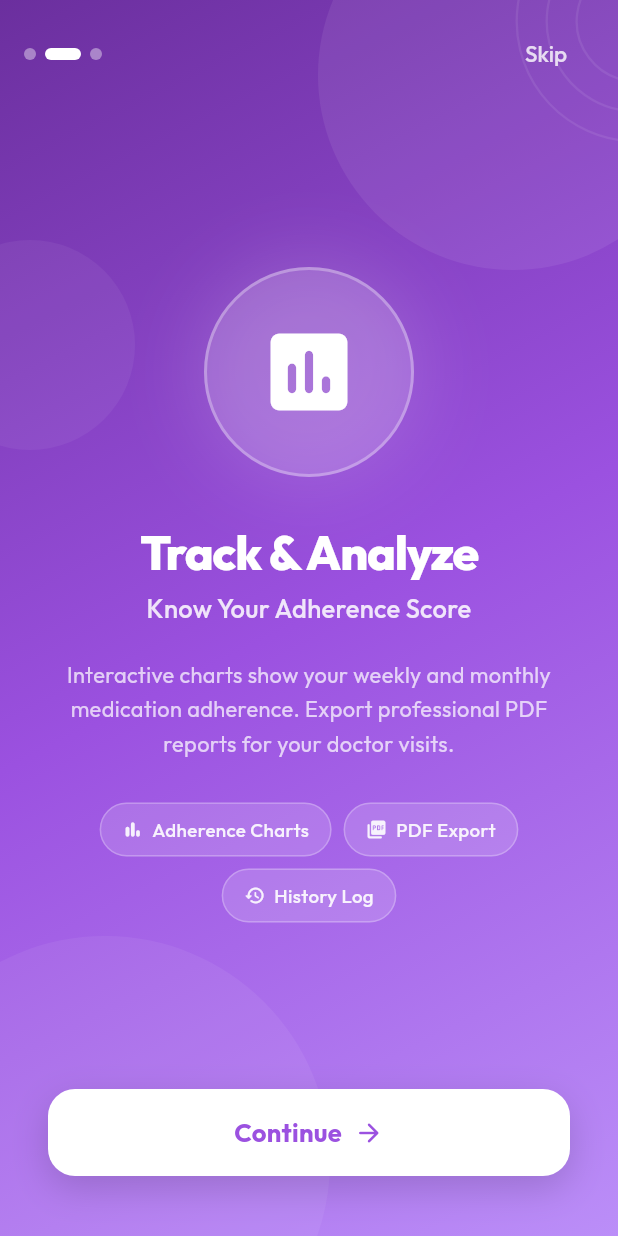
After one commit to Ashutosh-Maheshwari1/medicine-reminder-app, a Flutter app: the screen it shows once a user with an empty profile is signed in, swiped to page 2, on a phone screen of 412 x 824 dp. The commit adds this screen. Run offline on Flutter 3.47's test engine with Material 3 defaults, Android fonts, the phone set to English and light mode, and no system bars; drawn by our look-alikes of flutter_animate; our stand-ins replace audioplayers, cloud_firestore, firebase_auth, firebase_core, fl_chart, flutter_local_notifications and 11 more; accounts and stored records are empty; generated files the repository leaves out were written again.

Commit message:
feat: add 3-page animated onboarding screen for first-time users
- Add OnboardingScreen with 3 pages: Welcome, Track & Analyze, Health Tips
- Each page has floating illustration, gradient background, feature pills
- Page 1 uses interactive AppLogoWidget, pages 2/3 use icon illustrations
- Smooth page transitions with flutter_animate entry animations
- Floating animation on illustrations for premium feel
- Rotating arc background decoration
- SharedPreferences persistence: shown only once, never again after completion
- CTA button changes to 'Get Started' on last page with rocket icon
- Skip button on all but last page
- Add /onboarding route to app_router.dart with onFinished callback
- Update splash screen: first-time users → onboarding, returning → login
- Fully integrated with existing GoRouter navigation flow

```diff
--- a/lib/routes/app_router.dart
+++ b/lib/routes/app_router.dart
@@ -3,6 +3,7 @@ import 'package:go_router/go_router.dart';
 import 'package:flutter_riverpod/flutter_riverpod.dart';
 import '../providers/auth_provider.dart';
 import '../screens/splash/splash_screen.dart';
+import '../screens/onboarding/onboarding_screen.dart';
 import '../screens/auth/login_screen.dart';
 import '../screens/auth/signup_screen.dart';
 import '../screens/auth/forgot_password_screen.dart';
@@ -18,6 +19,7 @@ import '../models/medicine_model.dart';
 /// Route name constants
 class Routes {
   static const splash = '/';
+  static const onboarding = '/onboarding';
   static const login = '/login';
   static const signup = '/signup';
   static const forgotPassword = '/forgot-password';
@@ -60,6 +62,15 @@ final routerProvider = Provider<GoRouter>((ref) {
         pageBuilder: (context, state) => _fadeTransitionPage(
           key: state.pageKey,
           child: const SplashScreen(),
+        ),
+      ),
+      GoRoute(
+        path: Routes.onboarding,
+        pageBuilder: (context, state) => _fadeTransitionPage(
+          key: state.pageKey,
+          child: OnboardingScreen(
+            onFinished: () => context.go(Routes.login),
+          ),
         ),
       ),
       GoRoute(
--- /dev/null
+++ b/lib/screens/onboarding/onboarding_screen.dart
@@ -0,0 +1,529 @@
+import 'dart:math' as math;
+import 'package:flutter/material.dart';
+import 'package:flutter_animate/flutter_animate.dart';
+import 'package:google_fonts/google_fonts.dart';
+import 'package:shared_preferences/shared_preferences.dart';
+import '../../core/constants/app_colors.dart';
+import '../../widgets/app_logo_widget.dart';
+
+/// Onboarding data model for each page
+class _OnboardPage {
+  final String title;
+  final String subtitle;
+  final String description;
+  final IconData icon;
+  final List<Color> gradientColors;
+  final List<_FeaturePill> pills;
+
+  const _OnboardPage({
+    required this.title,
+    required this.subtitle,
+    required this.description,
+    required this.icon,
+    required this.gradientColors,
+    required this.pills,
+  });
+}
+
+class _FeaturePill {
+  final String label;
+  final IconData icon;
+  const _FeaturePill(this.label, this.icon);
+}
+
+/// First-time onboarding screen with 3 animated pages
+/// Shown only once, then stores a flag in SharedPreferences.
+class OnboardingScreen extends StatefulWidget {
+  final VoidCallback onFinished;
+
+  const OnboardingScreen({super.key, required this.onFinished});
+
+  @override
+  State<OnboardingScreen> createState() => _OnboardingScreenState();
+}
+
+class _OnboardingScreenState extends State<OnboardingScreen>
+    with TickerProviderStateMixin {
+  final PageController _pageController = PageController();
+  int _currentPage = 0;
+
+  late AnimationController _bgAnimController;
+  late AnimationController _floatController;
+  late Animation<double> _floatAnim;
+
+  static const _pages = [
+    _OnboardPage(
+      title: 'MediTrack AI',
+      subtitle: 'Never Miss a Dose Again',
+      description:
+          'Your intelligent medicine companion. Set smart reminders, track your doses, '
+          'and stay on top of your health — all in one beautiful app.',
+      icon: Icons.medication_rounded,
+      gradientColors: [Color(0xFF1A5BB8), Color(0xFF2F80ED), Color(0xFF56CCF2)],
+      pills: [
+        _FeaturePill('Smart Reminders', Icons.alarm_rounded),
+        _FeaturePill('Cloud Sync', Icons.cloud_sync_rounded),
+        _FeaturePill('AI Powered', Icons.psychology_rounded),
+      ],
+    ),
+    _OnboardPage(
+      title: 'Track & Analyze',
+      subtitle: 'Know Your Adherence Score',
+      description:
+          'Interactive charts show your weekly and monthly medication adherence. '
+          'Export professional PDF reports for your doctor visits.',
+      icon: Icons.insert_chart_rounded,
+      gradientColors: [Color(0xFF6B2F9E), Color(0xFF9B51E0), Color(0xFFBB8EF8)],
+      pills: [
+        _FeaturePill('Adherence Charts', Icons.bar_chart_rounded),
+        _FeaturePill('PDF Export', Icons.picture_as_pdf_rounded),
+        _FeaturePill('History Log', Icons.history_rounded),
+      ],
+    ),
+    _OnboardPage(
+      title: 'Health Tips',
+      subtitle: 'AI-Driven Wellness Insights',
+      description:
+          'Get personalized health tips, medicine info, and wellness advice — '
+          'powered by AI to help you live better every day.',
+      icon: Icons.health_and_safety_rounded,
+      gradientColors: [Color(0xFF0E7A4E), Color(0xFF27AE60), Color(0xFF6FCF97)],
+      pills: [
+        _FeaturePill('Personalized Tips', Icons.tips_and_updates_rounded),
+        _FeaturePill('Medicine Info', Icons.info_rounded),
+        _FeaturePill('Multilingual', Icons.translate_rounded),
+      ],
+    ),
+  ];
+
+  @override
+  void initState() {
+    super.initState();
+
+    _bgAnimController = AnimationController(
+      vsync: this,
+      duration: const Duration(seconds: 6),
+    )..repeat(reverse: true);
+
+    _floatController = AnimationController(
+      vsync: this,
+      duration: const Duration(milliseconds: 2200),
+    )..repeat(reverse: true);
+
+    _floatAnim = Tween<double>(begin: -10, end: 10).animate(
+      CurvedAnimation(parent: _floatController, curve: Curves.easeInOut),
+    );
+  }
+
+  @override
+  void dispose() {
+    _pageController.dispose();
+    _bgAnimController.dispose();
+    _floatController.dispose();
+    super.dispose();
+  }
+
+  Future<void> _finish() async {
+    final prefs = await SharedPreferences.getInstance();
+    await prefs.setBool('onboarding_done', true);
+    widget.onFinished();
+  }
+
+  void _nextPage() {
+    if (_currentPage < _pages.length - 1) {
+      _pageController.nextPage(
+        duration: const Duration(milliseconds: 450),
+        curve: Curves.easeOutCubic,
+      );
+    } else {
+      _finish();
+    }
+  }
+
+  void _skip() => _finish();
+
+  @override
+  Widget build(BuildContext context) {
+    final page = _pages[_currentPage];
+    final isLast = _currentPage == _pages.length - 1;
+
+    return Scaffold(
+      body: AnimatedBuilder(
+        animation: _bgAnimController,
+        builder: (context, child) {
+          return Container(
+            decoration: BoxDecoration(
+              gradient: LinearGradient(
+                begin: Alignment.topLeft,
+                end: Alignment.bottomRight,
+                colors: [
+                  page.gradientColors[0],
+                  page.gradientColors[1],
+                  page.gradientColors[2],
+                ],
+                stops: const [0.0, 0.5, 1.0],
+              ),
+            ),
+            child: child,
+          );
+        },
+        child: SafeArea(
+          child: Stack(
+            children: [
+              // ── Decorative background blobs ────────────────────────
+              _buildBackgroundBlobs(),
+
+              // ── Main content ───────────────────────────────────────
+              Column(
+                children: [
+                  // Skip button row
+                  Padding(
+                    padding: const EdgeInsets.fromLTRB(16, 12, 16, 0),
+                    child: Row(
+                      mainAxisAlignment: MainAxisAlignment.spaceBetween,
+                      children: [
+                        // Page indicator dots
+                        Row(
+                          children: List.generate(_pages.length, (i) {
+                            return AnimatedContainer(
+                              duration: const Duration(milliseconds: 300),
+                              margin: const EdgeInsets.only(right: 6),
+                              width: i == _currentPage ? 24 : 8,
+                              height: 8,
+                              decoration: BoxDecoration(
+                                color: Colors.white
+                                    .withOpacity(i == _currentPage ? 1 : 0.4),
+                                borderRadius: BorderRadius.circular(4),
+                              ),
+                            );
+                          }),
+                        ),
+                        // Skip button
+                        if (!isLast)
+                          TextButton(
+                            onPressed: _skip,
+                            child: Text(
+                              'Skip',
+                              style: GoogleFonts.outfit(
+                                color: Colors.white.withOpacity(0.8),
+                                fontSize: 15,
+                                fontWeight: FontWeight.w500,
+                              ),
+                            ),
+                          ),
+                      ],
+                    ),
+                  ),
+
+                  // ── Page view ─────────────────────────────────────
+                  Expanded(
+                    child: PageView.builder(
+                      controller: _pageController,
+                      onPageChanged: (i) => setState(() => _currentPage = i),
+                      itemCount: _pages.length,
+                      itemBuilder: (context, index) {
+                        return _buildPage(_pages[index]);
+                      },
+                    ),
+                  ),
+
+                  // ── Bottom CTA button ──────────────────────────────
+                  Padding(
+                    padding: const EdgeInsets.fromLTRB(32, 0, 32, 40),
+                    child: _buildCTAButton(isLast),
+                  ),
+                ],
+              ),
+            ],
+          ),
+        ),
+      ),
+    );
+  }
+
+  Widget _buildPage(_OnboardPage page) {
+    final isFirst = page == _pages[0];
+
+    return Padding(
+      padding: const EdgeInsets.symmetric(horizontal: 32),
+      child: Column(
+        mainAxisAlignment: MainAxisAlignment.center,
+        children: [
+          // ── Floating illustration ──────────────────────────────────
+          AnimatedBuilder(
+            animation: _floatAnim,
+            builder: (context, child) {
+              return Transform.translate(
+                offset: Offset(0, _floatAnim.value),
+                child: child,
+              );
+            },
+            child: isFirst
+                ? const AppLogoWidget(size: 110, interactive: true)
+                    .animate()
+                    .fadeIn(duration: 500.ms)
+                    .scale(begin: const Offset(0.7, 0.7))
+                : _buildIconIllustration(page)
+                    .animate()
+                    .fadeIn(duration: 500.ms)
+                    .scale(begin: const Offset(0.7, 0.7)),
+          ),
+
+          const SizedBox(height: 40),
+
+          // ── Title ─────────────────────────────────────────────────
+          Text(
+            page.title,
+            textAlign: TextAlign.center,
+            style: GoogleFonts.outfit(
+              fontSize: 32,
+              fontWeight: FontWeight.w800,
+              color: Colors.white,
+              letterSpacing: -0.8,
+              height: 1.1,
+            ),
+          )
+              .animate(key: ValueKey('title_$_currentPage'))
+              .fadeIn(delay: 150.ms, duration: 400.ms)
+              .slideY(begin: 0.3, end: 0, delay: 150.ms),
+
+          const SizedBox(height: 8),
+
+          // ── Subtitle ──────────────────────────────────────────────
+          Text(
+            page.subtitle,
+            textAlign: TextAlign.center,
+            style: GoogleFonts.outfit(
+              fontSize: 17,
+              fontWeight: FontWeight.w500,
+              color: Colors.white.withOpacity(0.85),
+              letterSpacing: 0.2,
+            ),
+          )
+              .animate(key: ValueKey('sub_$_currentPage'))
+              .fadeIn(delay: 250.ms, duration: 400.ms)
+              .slideY(begin: 0.3, end: 0, delay: 250.ms),
+
+          const SizedBox(height: 20),
+
+          // ── Description ───────────────────────────────────────────
+          Text(
+            page.description,
+            textAlign: TextAlign.center,
+            style: GoogleFonts.outfit(
+              fontSize: 14.5,
+              fontWeight: FontWeight.w400,
+              color: Colors.white.withOpacity(0.72),
+              height: 1.6,
+            ),
+          )
+              .animate(key: ValueKey('desc_$_currentPage'))
+              .fadeIn(delay: 350.ms, duration: 400.ms),
+
+          const SizedBox(height: 28),
+
+          // ── Feature pills ─────────────────────────────────────────
+          Wrap(
+            alignment: WrapAlignment.center,
+            spacing: 8,
+            runSpacing: 8,
+            children: page.pills
+                .asMap()
+                .entries
+                .map(
+                  (e) => _buildFeaturePill(e.value, e.key)
+                      .animate(key: ValueKey('pill_${_currentPage}_${e.key}'))
+                      .fadeIn(delay: Duration(milliseconds: 450 + e.key * 80))
+                      .slideX(
+                        begin: 0.3,
+                        end: 0,
+                        delay: Duration(milliseconds: 450 + e.key * 80),
+                      ),
+                )
+                .toList(),
+          ),
+        ],
+      ),
+    );
+  }
+
+  Widget _buildIconIllustration(_OnboardPage page) {
+    return Container(
+      width: 140,
+      height: 140,
+      decoration: BoxDecoration(
+        shape: BoxShape.circle,
+        color: Colors.white.withOpacity(0.15),
+        border: Border.all(color: Colors.white.withOpacity(0.3), width: 2),
+        boxShadow: [
+          BoxShadow(
+            color: Colors.white.withOpacity(0.12),
+            blurRadius: 40,
+            spreadRadius: 8,
+          ),
+        ],
+      ),
+      child: Icon(
+        page.icon,
+        size: 68,
+        color: Colors.white,
+      ),
+    );
+  }
+
+  Widget _buildFeaturePill(_FeaturePill pill, int index) {
+    return Container(
+      padding: const EdgeInsets.symmetric(horizontal: 14, vertical: 8),
+      decoration: BoxDecoration(
+        color: Colors.white.withOpacity(0.15),
+        borderRadius: BorderRadius.circular(50),
+        border: Border.all(color: Colors.white.withOpacity(0.25), width: 1),
+      ),
+      child: Row(
+        mainAxisSize: MainAxisSize.min,
+        children: [
+          Icon(pill.icon, size: 14, color: Colors.white.withOpacity(0.9)),
+          const SizedBox(width: 6),
+          Text(
+            pill.label,
+            style: GoogleFonts.outfit(
+              fontSize: 12.5,
+              fontWeight: FontWeight.w500,
+              color: Colors.white.withOpacity(0.9),
+            ),
+          ),
+        ],
+      ),
+    );
+  }
+
+  Widget _buildCTAButton(bool isLast) {
+    return GestureDetector(
+      onTap: _nextPage,
+      child: AnimatedContainer(
+        duration: const Duration(milliseconds: 300),
+        width: double.infinity,
+        height: 58,
+        decoration: BoxDecoration(
+          color: Colors.white,
+          borderRadius: BorderRadius.circular(18),
+          boxShadow: [
+            BoxShadow(
+              color: Colors.black.withOpacity(0.15),
+              blurRadius: 20,
+              offset: const Offset(0, 8),
+            ),
+          ],
+        ),
+        child: Row(
+          mainAxisAlignment: MainAxisAlignment.center,
+          children: [
+            Text(
+              isLast ? 'Get Started' : 'Continue',
+              style: GoogleFonts.outfit(
+                fontSize: 17,
+                fontWeight: FontWeight.w700,
+                color: _pages[_currentPage].gradientColors[1],
+                letterSpacing: 0.2,
+              ),
+            ),
+            const SizedBox(width: 8),
+            Icon(
+              isLast ? Icons.rocket_launch_rounded : Icons.arrow_forward_rounded,
+              color: _pages[_currentPage].gradientColors[1],
+              size: 20,
+            ),
+          ],
+        ),
+      ),
+    )
+        .animate()
+        .fadeIn(delay: 600.ms, duration: 400.ms)
+        .slideY(begin: 0.4, end: 0, delay: 600.ms);
+  }
+
+  Widget _buildBackgroundBlobs() {
+    return Stack(
+      children: [
+        Positioned(
+          top: -80,
+          right: -60,
+          child: _blob(260, opacity: 0.07),
+        ),
+        Positioned(
+          bottom: -100,
+          left: -80,
+          child: _blob(300, opacity: 0.06),
+        ),
+        Positioned(
+          top: 160,
+          left: -50,
+          child: _blob(140, opacity: 0.05),
+        ),
+        // Rotating arc decoration
+        Positioned(
+          top: 0,
+          right: 0,
+          child: AnimatedBuilder(
+            animation: _bgAnimController,
+            builder: (context, child) {
+              return Transform.rotate(
+                angle: _bgAnimController.value * 2 * math.pi * 0.08,
+                child: child,
+              );
+            },
+            child: CustomPaint(
+              size: const Size(200, 200),
+              painter: _ArcPainter(),
+            ),
+          ),
+        ),
+      ],
+    );
+  }
+
+  Widget _blob(double size, {double opacity = 0.08}) {
+    return Container(
+      width: size,
+      height: size,
+      decoration: BoxDecoration(
+        shape: BoxShape.circle,
+        color: Colors.white.withOpacity(opacity),
+      ),
+    );
+  }
+}
+
+/// Utility: check if onboarding has been completed before
+Future<bool> hasCompletedOnboarding() async {
+  final prefs = await SharedPreferences.getInstance();
+  return prefs.getBool('onboarding_done') ?? false;
+}
+
+// ── Arc decoration painter ─────────────────────────────────────────────────
+class _ArcPainter extends CustomPainter {
+  @override
+  void paint(Canvas canvas, Size size) {
+    final paint = Paint()
+      ..color = Colors.white.withOpacity(0.08)
+      ..style = PaintingStyle.stroke
+      ..strokeWidth = 1.5;
+
+    for (int i = 0; i < 3; i++) {
+      canvas.drawArc(
+        Rect.fromCenter(
+          center: Offset(size.width, 0),
+          width: (80 + i * 40).toDouble(),
+          height: (80 + i * 40).toDouble(),
+        ),
+        math.pi / 2,
+        math.pi,
+        false,
+        paint,
+      );
+    }
+  }
+
+  @override
+  bool shouldRepaint(_ArcPainter old) => false;
+}
--- a/lib/screens/splash/splash_screen.dart
+++ b/lib/screens/splash/splash_screen.dart
@@ -5,6 +5,7 @@ import 'package:google_fonts/google_fonts.dart';
 import '../../core/constants/app_colors.dart';
 import '../../routes/app_router.dart';
 import '../../widgets/app_logo_widget.dart';
+import '../onboarding/onboarding_screen.dart';
 
 /// Animated splash screen with gradient and logo
 class SplashScreen extends StatefulWidget {
@@ -20,11 +21,12 @@ class _SplashScreenState extends State<SplashScreen> {
   void initState() {
     super.initState();
 
-    // Navigate after 3 seconds
-    Future.delayed(const Duration(milliseconds: 3000), () {
-      if (mounted) {
-        context.go(Routes.login);
-      }
+    // After splash, check if first-time user → show onboarding, else login
+    Future.delayed(const Duration(milliseconds: 3000), () async {
+      if (!mounted) return;
+      final done = await hasCompletedOnboarding();
+      if (!mounted) return;
+      context.go(done ? Routes.login : Routes.onboarding);
     });
   }
 
```
